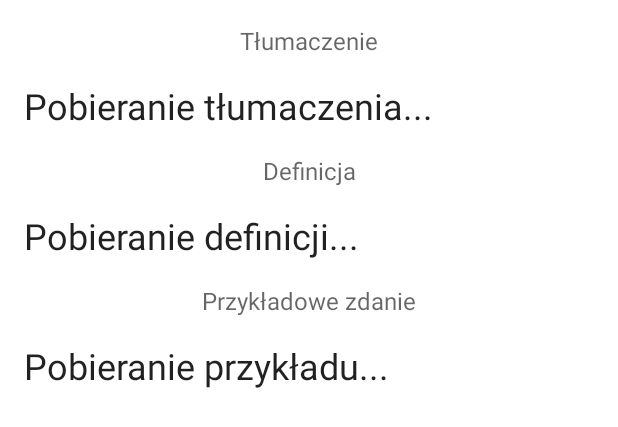
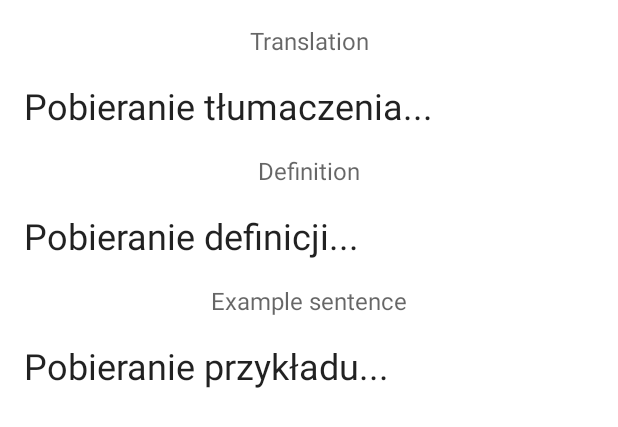
Before and after one commit to damianszydlowski/Loslownik, an Android app: the layout content_word_view.xml on its own in the app's theme, with its tools: preview values and no code run, on a phone screen of 412 x 824 dp. Shown: the top 427 px of the screen. Run offline under Robolectric (Android 15) with nearby library versions, the phone set to English and light mode, and no system bars.

Commit message:
Added translatable strings

```diff
--- a/app/src/main/java/pl/dkds/dictionapp/WordDao.java
+++ b/app/src/main/java/pl/dkds/dictionapp/WordDao.java
@@ -30,8 +30,4 @@ public interface WordDao {
 
     @Update
     void update(Word word);
-
-
-
-
 }
--- a/app/src/main/res/layout/content_word_view.xml
+++ b/app/src/main/res/layout/content_word_view.xml
@@ -16,7 +16,7 @@
         android:layout_marginStart="16dp"
         android:layout_marginTop="16dp"
         android:layout_marginEnd="16dp"
-        android:text="Tłumaczenie"
+        android:text="@string/translation_title"
         app:layout_constraintEnd_toEndOf="parent"
         app:layout_constraintStart_toStartOf="parent"
         app:layout_constraintTop_toTopOf="parent" />
@@ -43,7 +43,7 @@
         android:layout_marginStart="16dp"
         android:layout_marginTop="16dp"
         android:layout_marginEnd="16dp"
-        android:text="Definicja"
+        android:text="@string/definition_title"
         app:layout_constraintEnd_toEndOf="parent"
         app:layout_constraintStart_toStartOf="parent"
         app:layout_constraintTop_toBottomOf="@+id/wordTrans" />
@@ -70,7 +70,7 @@
         android:layout_marginStart="16dp"
         android:layout_marginTop="16dp"
         android:layout_marginEnd="16dp"
-        android:text="Przykładowe zdanie"
+        android:text="@string/example_title"
         app:layout_constraintEnd_toEndOf="parent"
         app:layout_constraintStart_toStartOf="parent"
         app:layout_constraintTop_toBottomOf="@+id/wordDef" />
--- a/app/src/main/res/values/strings.xml
+++ b/app/src/main/res/values/strings.xml
@@ -18,4 +18,7 @@
     <string name="getting_random_word">Getting random word...</string>
     <string name="downloaded_from_db">Readed from local DB</string>
     <string name="cannot_translate_wrong_region">Translator don\'t know this word. Try to type british version instead of US. For example \'colour\' instead of \'color\'.</string>
+    <string name="translation_title">Translation</string>
+    <string name="definition_title">Definition</string>
+    <string name="example_title">Example sentence</string>
 </resources>
```
Also changed, not shown: app/src/main/java/pl/dkds/dictionapp/Word.java (line endings or trailing spaces), 1 other file.
